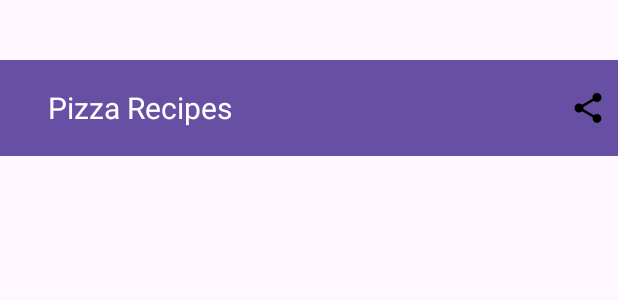
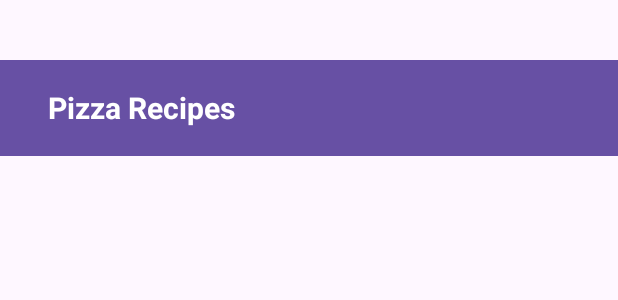
Before and after one commit to SaifeddineDouidy/Beginner-Projects-Mobile-JAVA, an Android app: the layout activity_list_pizza.xml on its own in the app's theme, with its tools: preview values and no code run, on a phone screen of 412 x 824 dp. Shown: the top 300 px of the screen. Run offline under Robolectric (Android 15) with nearby library versions, the light colour scheme and no system bars.

```diff
--- a/TP2/app/src/main/res/layout/activity_list_pizza.xml
+++ b/TP2/app/src/main/res/layout/activity_list_pizza.xml
@@ -7,31 +7,25 @@
     android:orientation="vertical">
 
     <androidx.appcompat.widget.Toolbar
-        android:layout_marginTop="40dp"
         android:id="@+id/toolbar"
         android:layout_width="match_parent"
         android:layout_height="?attr/actionBarSize"
+        android:layout_marginTop="40dp"
         android:background="?attr/colorPrimary"
-        android:theme="@style/ThemeOverlay.AppCompat.Dark.ActionBar"
-        android:popupTheme="@style/ThemeOverlay.AppCompat.Light">
+        android:popupTheme="@style/ThemeOverlay.AppCompat.Light"
+        android:theme="@style/ThemeOverlay.AppCompat.Dark.ActionBar">
 
         <TextView
             android:layout_width="wrap_content"
             android:layout_height="wrap_content"
-            android:text="Pizza Recipes"
-            android:textColor="@android:color/white"
-            android:textSize="20sp"
             android:layout_gravity="center_vertical"
             android:paddingStart="16dp"
-            android:paddingEnd="16dp"/>
+            android:paddingEnd="16dp"
+            android:text="Pizza Recipes"
+            android:textStyle="bold"
+            android:textColor="@android:color/white"
+            android:textSize="20sp" />
 
-        <ImageView
-            android:id="@+id/shareButton"
-            android:layout_width="wrap_content"
-            android:layout_height="wrap_content"
-            android:src="@drawable/share_icon"
-            android:layout_gravity="end"
-            android:padding="8dp"/>
     </androidx.appcompat.widget.Toolbar>
 
     <ListView
--- a/TP2/app/src/main/res/layout/activity_pizza_description.xml
+++ b/TP2/app/src/main/res/layout/activity_pizza_description.xml
@@ -20,7 +20,7 @@
         app:layout_constraintTop_toTopOf="parent">
 
         <ImageView
-            android:id="@+id/shareIcon"
+            android:id="@+id/shareButton"
             android:layout_width="wrap_content"
             android:layout_height="wrap_content"
             android:layout_gravity="end"
```
Also changed, not shown: TP2/app/src/main/java/com/example/app2/ListPizzaActivity.java (+0 -16 lines), TP2/app/src/main/java/com/example/app2/PizzaDescriptionActivity.java (+20 -1 lines), 4 other files.
